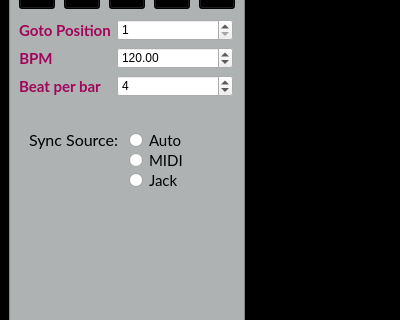
This is superboucle/gui_ui.ui in Vampouille/superboucle as Qt 5 draws it before an edit; both pictures show x 0 to 400 and y 319 to 639 of the 400 by 917 pixel window. The edited form follows.
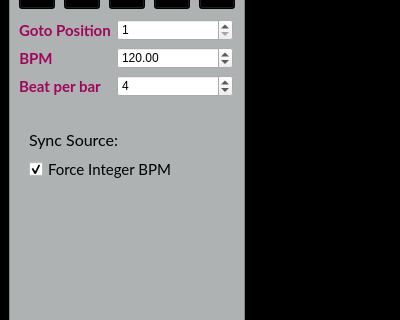
This is the edited form. Icons and pictures are not drawn. Custom widgets are drawn as their Qt base class.

Commit message: feat: play clip with midi sync

Diff of the .ui file:
```diff
--- a/superboucle/gui_ui.ui
+++ b/superboucle/gui_ui.ui
@@ -502,81 +502,6 @@
             <string>Sync Source:</string>
            </property>
           </widget>
-          <widget class="QRadioButton" name="sync_auto">
-           <property name="geometry">
-            <rect>
-             <x>110</x>
-             <y>10</y>
-             <width>58</width>
-             <height>22</height>
-            </rect>
-           </property>
-           <property name="sizePolicy">
-            <sizepolicy hsizetype="Fixed" vsizetype="Fixed">
-             <horstretch>0</horstretch>
-             <verstretch>0</verstretch>
-            </sizepolicy>
-           </property>
-           <property name="font">
-            <font>
-             <family>Lato</family>
-             <pointsize>11</pointsize>
-            </font>
-           </property>
-           <property name="text">
-            <string>Auto</string>
-           </property>
-          </widget>
-          <widget class="QRadioButton" name="sync_jack">
-           <property name="geometry">
-            <rect>
-             <x>110</x>
-             <y>50</y>
-             <width>54</width>
-             <height>22</height>
-            </rect>
-           </property>
-           <property name="sizePolicy">
-            <sizepolicy hsizetype="Fixed" vsizetype="Fixed">
-             <horstretch>0</horstretch>
-             <verstretch>0</verstretch>
-            </sizepolicy>
-           </property>
-           <property name="font">
-            <font>
-             <family>Lato</family>
-             <pointsize>11</pointsize>
-            </font>
-           </property>
-           <property name="text">
-            <string>Jack</string>
-           </property>
-          </widget>
-          <widget class="QRadioButton" name="sync_midi">
-           <property name="geometry">
-            <rect>
-             <x>110</x>
-             <y>30</y>
-             <width>59</width>
-             <height>22</height>
-            </rect>
-           </property>
-           <property name="sizePolicy">
-            <sizepolicy hsizetype="Fixed" vsizetype="Fixed">
-             <horstretch>0</horstretch>
-             <verstretch>0</verstretch>
-            </sizepolicy>
-           </property>
-           <property name="font">
-            <font>
-             <family>Lato</family>
-             <pointsize>11</pointsize>
-            </font>
-           </property>
-           <property name="text">
-            <string>MIDI</string>
-           </property>
-          </widget>
           <widget class="QLabel" name="sync_description">
            <property name="geometry">
             <rect>
@@ -596,6 +521,50 @@
             <string/>
            </property>
           </widget>
+          <widget class="QCheckBox" name="force_integer_bpm">
+           <property name="geometry">
+            <rect>
+             <x>10</x>
+             <y>40</y>
+             <width>151</width>
+             <height>21</height>
+            </rect>
+           </property>
+           <property name="font">
+            <font>
+             <family>Lato</family>
+             <pointsize>11</pointsize>
+            </font>
+           </property>
+           <property name="toolTip">
+            <string>Round to the nearest integer BPM</string>
+           </property>
+           <property name="text">
+            <string>Force Integer BPM</string>
+           </property>
+           <property name="checked">
+            <bool>true</bool>
+           </property>
+          </widget>
+          <widget class="QLabel" name="sync_source_label">
+           <property name="geometry">
+            <rect>
+             <x>110</x>
+             <y>10</y>
+             <width>51</width>
+             <height>21</height>
+            </rect>
+           </property>
+           <property name="font">
+            <font>
+             <family>Lato</family>
+             <pointsize>12</pointsize>
+            </font>
+           </property>
+           <property name="text">
+            <string/>
+           </property>
+          </widget>
          </widget>
         </widget>
        </widget>
```
Left out of the diff: 2 changed lines with no effect on the pictures. The commit also changes 6 other files.
